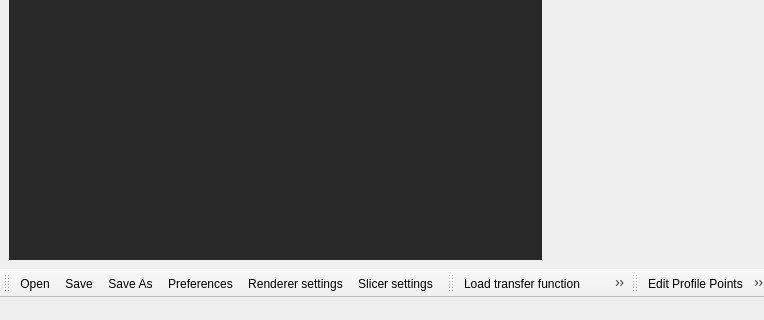
Qt form libs/gui/Mainwindow.ui (3dct/open_iA) before a commit; both pictures show x 0 to 764 and y 280 to 600 of the 1130 by 600 pixel window.
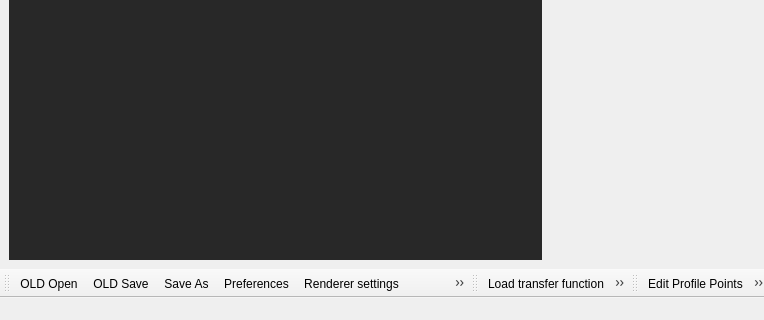
The same form after that commit. Icons and pictures are not drawn.

Commit message: NewIO: Use new I/O for drag&drop

What changed in the file:
```diff
--- a/libs/gui/Mainwindow.ui
+++ b/libs/gui/Mainwindow.ui
@@ -380,7 +380,7 @@
      <normaloff>:/images/open.png</normaloff>:/images/open.png</iconset>
    </property>
    <property name="text">
-    <string>&amp;Open...</string>
+    <string>OLD Open...</string>
    </property>
    <property name="toolTip">
     <string>Open an existing file</string>
@@ -392,7 +392,7 @@
      <normaloff>:/images/save.png</normaloff>:/images/save.png</iconset>
    </property>
    <property name="text">
-    <string>&amp;Save</string>
+    <string>OLD Save</string>
    </property>
    <property name="toolTip">
     <string>Save the document to disk</string>
```
Left out of the diff: 26 changed lines with no effect on the pictures. The commit also changes 2 other files.
